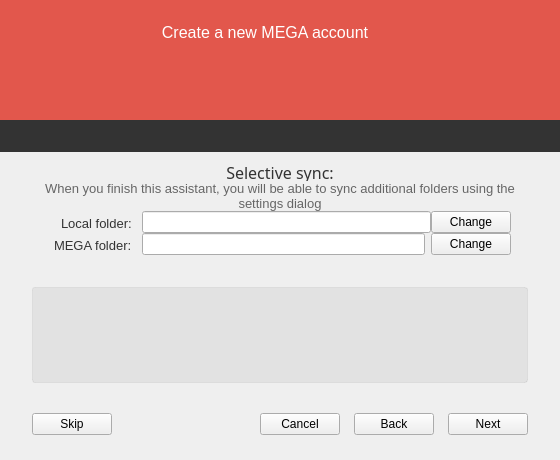
This is src/MEGASync/gui/win/SetupWizard.ui in meganz/MEGAsync as Qt 5 draws it before an edit. The edited form follows.
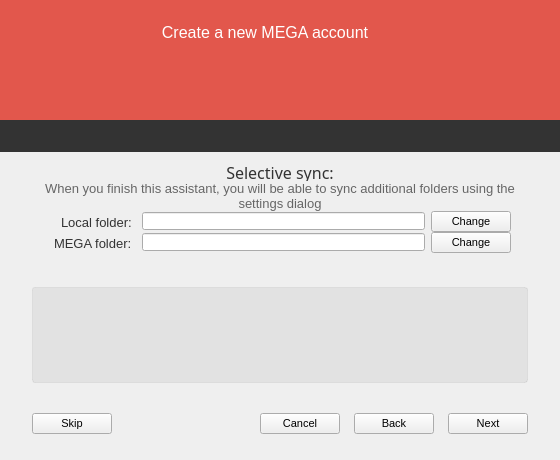
This is the edited form. The open tabs and pages were chosen to show the change. Icons and pictures are not drawn.

Commit message:
fix texts sizes in login & setup wizard
some adjusements in layouts

```diff
--- a/src/MEGASync/gui/win/SetupWizard.ui
+++ b/src/MEGASync/gui/win/SetupWizard.ui
@@ -26,7 +26,12 @@
    <string>Setup Assistant - MEGAsync</string>
   </property>
   <property name="styleSheet">
-   <string notr="true">#lTypicalDesc, #lAdvancedDesc
+   <string notr="true">QPushButton, QLabel, QLineEdit
+{
+font-size: 11px;
+}
+
+#lTypicalDesc, #lAdvancedDesc
 {
 	font-size:13px; 
 	color:#666666;
@@ -1805,6 +1810,9 @@
           </item>
           <item row="0" column="1">
            <layout class="QHBoxLayout" name="hMegaFolder">
+            <property name="spacing">
+             <number>0</number>
+            </property>
             <item>
              <widget class="QLineEdit" name="eLocalFolder">
               <property name="enabled">
@@ -1819,6 +1827,9 @@
               <property name="focusPolicy">
                <enum>Qt::NoFocus</enum>
               </property>
+              <property name="styleSheet">
+               <string notr="true">margin-right: 6px;</string>
+              </property>
               <property name="readOnly">
                <bool>true</bool>
               </property>
@@ -1853,7 +1864,7 @@
           <item row="2" column="1">
            <layout class="QHBoxLayout" name="hLocalFolder">
             <property name="spacing">
-             <number>6</number>
+             <number>0</number>
             </property>
             <item>
              <widget class="QLineEdit" name="eMegaFolder">
@@ -1863,6 +1874,9 @@
               <property name="focusPolicy">
                <enum>Qt::NoFocus</enum>
               </property>
+              <property name="styleSheet">
+               <string notr="true">margin-right: 6px;</string>
+              </property>
               <property name="readOnly">
                <bool>true</bool>
               </property>
```
The commit also changes 6 other files.
